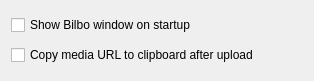
Above: bilbo/settingsbase.ui from mtux/bilbo before the change. Below: the same form after it.
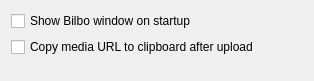
That is the form after the change.

Commit message: Some spacers added to settings UI

The edit to the form file:
```diff
--- a/bilbo/settingsbase.ui
+++ b/bilbo/settingsbase.ui
@@ -24,6 +24,19 @@
      </property>
     </widget>
    </item>
+   <item row="2" column="0" colspan="2" >
+    <spacer name="verticalSpacer" >
+     <property name="orientation" >
+      <enum>Qt::Vertical</enum>
+     </property>
+     <property name="sizeHint" stdset="0" >
+      <size>
+       <width>20</width>
+       <height>40</height>
+      </size>
+     </property>
+    </spacer>
+   </item>
   </layout>
  </widget>
  <layoutdefault spacing="6" margin="11" />
```
The commit also changes 2 other files.
